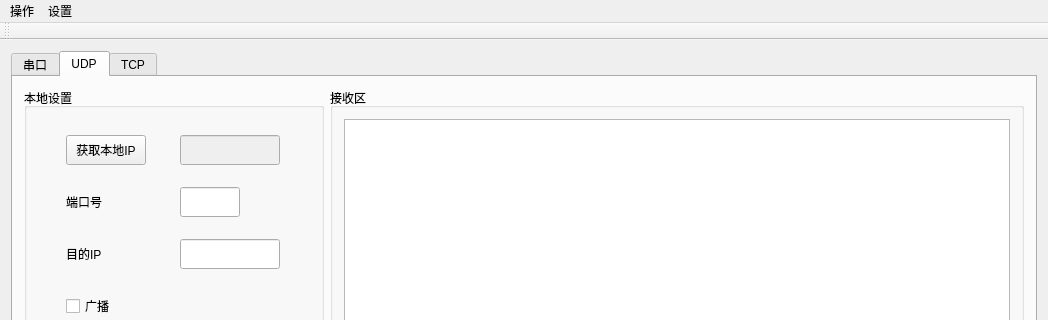
Above: mainwindow.ui from tongxuenihao/qtMulti-functionTool before the change; both pictures show x 0 to 1048 and y 0 to 320 of the 1048 by 675 pixel window. Below: the same form after it.
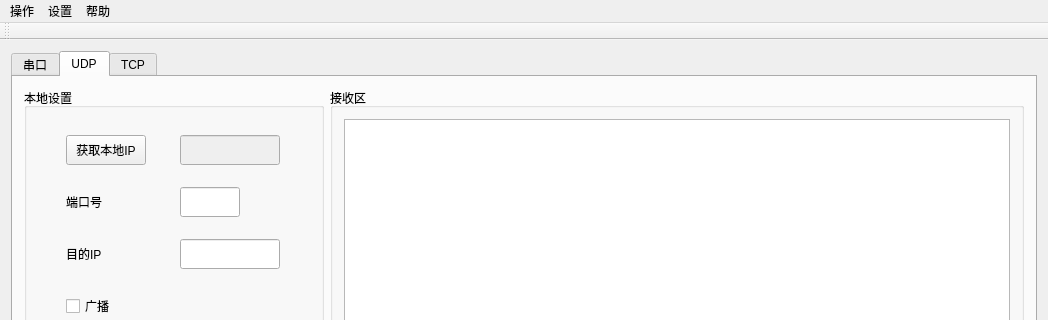
That is the form after the change.

Patch:
```diff
--- a/mainwindow.ui
+++ b/mainwindow.ui
@@ -876,8 +876,15 @@
     <addaction name="action_7"/>
     <addaction name="menu_4"/>
    </widget>
+   <widget class="QMenu" name="menu_5">
+    <property name="title">
+     <string>帮助</string>
+    </property>
+    <addaction name="action_3"/>
+   </widget>
    <addaction name="menu"/>
    <addaction name="menu_2"/>
+   <addaction name="menu_5"/>
   </widget>
   <widget class="QToolBar" name="mainToolBar">
    <attribute name="toolBarArea">
```
Left out of the diff: 5 changed lines with no effect on the pictures.
